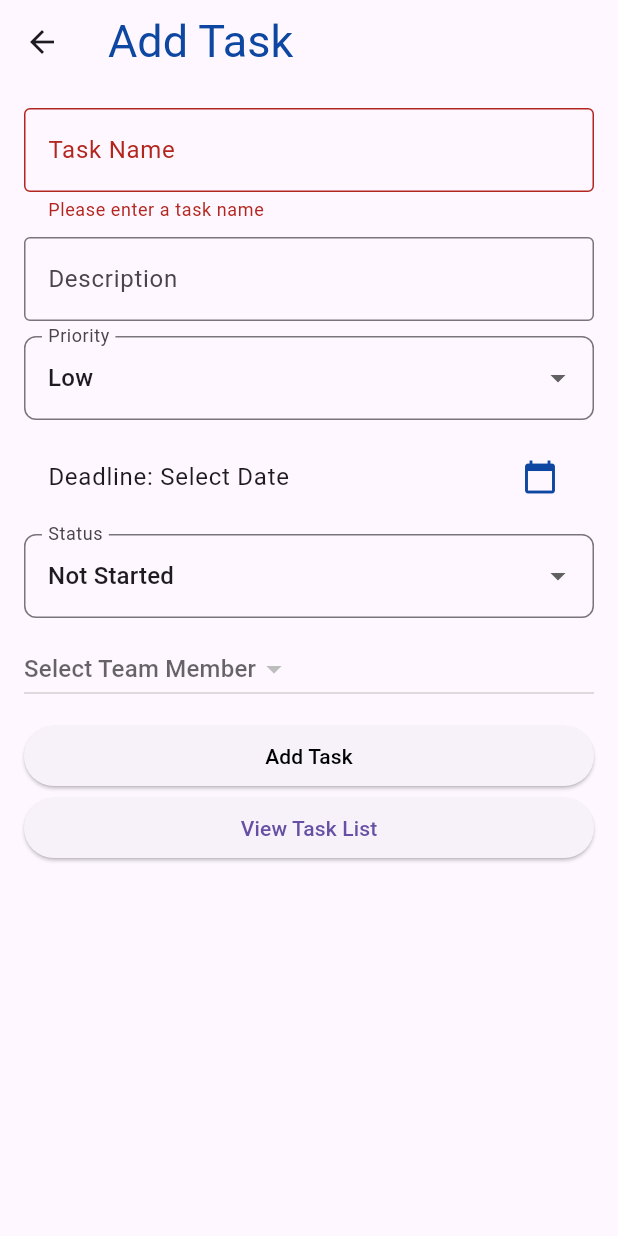
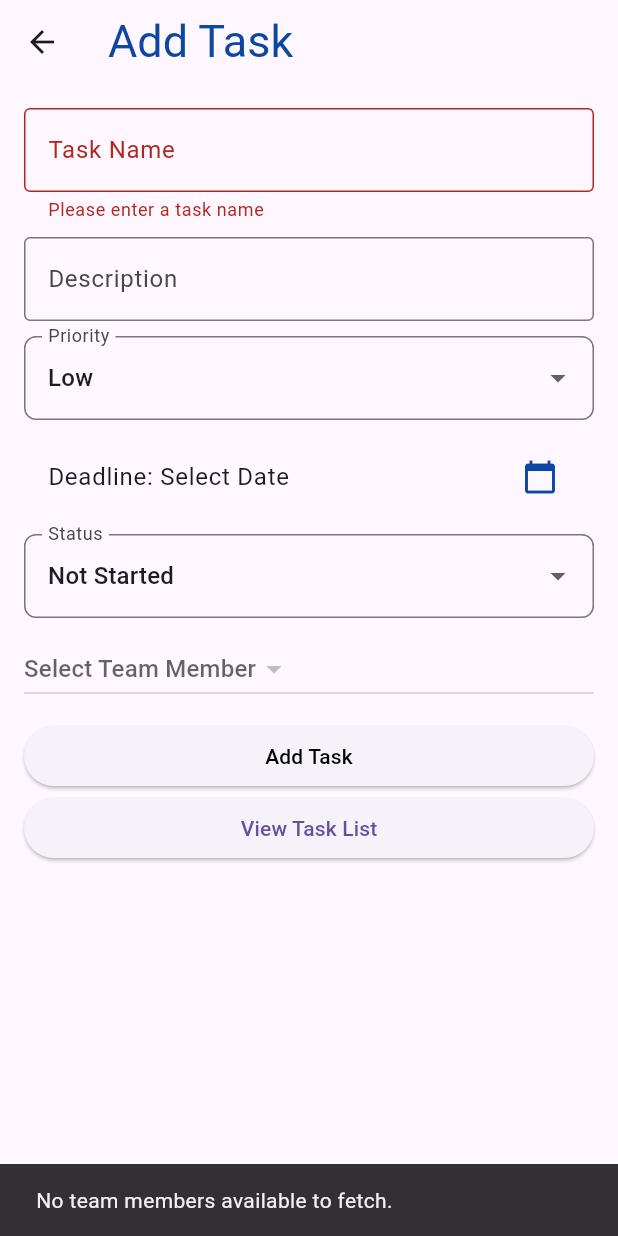
Before and after one commit to MasumBillah00/Task_management_system, a Flutter app: the TaskAddScreen screen opened directly, after a tap on "Add Task", on a phone screen of 412 x 824 dp. Run offline on Flutter 3.47's test engine with Material 3 defaults, Android fonts, the phone set to English and light mode, and no system bars; our stand-ins replace bloc, cloud_firestore, connectivity_plus, equatable, firebase_auth, firebase_core and 3 more; accounts and stored records are empty.

Commit message:
View team and view task

```diff
--- a/lib/screens/login_registration/register.dart
+++ b/lib/screens/login_registration/register.dart
@@ -30,7 +30,7 @@ class RegisterState extends State<Register> {
   File? file;
   var options = [
     'User',
-    'Admin',
+    'Teacher',
   ];
   var _currentItemSelected = "User";
   var role = "User";
--- a/lib/screens/task_screen/task_add_screen.dart
+++ b/lib/screens/task_screen/task_add_screen.dart
@@ -36,15 +36,40 @@ class _TaskAddScreenState extends State<TaskAddScreen> {
   }
 
 
+  // Future<void> fetchTeamMembers() async {
+  //   final snapshot = await FirebaseFirestore.instance.collection('team_members').get();
+  //   final Map<String, String> membersMap = {
+  //     for (var doc in snapshot.docs) doc['name'] as String: doc.id as String,
+  //   };
+  //   setState(() {
+  //     teamMembers = membersMap;
+  //   });
+  // }
+
   Future<void> fetchTeamMembers() async {
-    final snapshot = await FirebaseFirestore.instance.collection('team_members').get();
-    final Map<String, String> membersMap = {
-      for (var doc in snapshot.docs) doc['name'] as String: doc.id as String,
-    };
-    setState(() {
-      teamMembers = membersMap;
-    });
+    try {
+      final snapshot = await FirebaseFirestore.instance.collection('users').get();
+      if (snapshot.docs.isNotEmpty) {
+        final Map<String, String> membersMap = {
+          for (var doc in snapshot.docs) doc['name']: doc.id, // Name as key, ID as value
+        };
+        setState(() {
+          teamMembers = membersMap;
+        });
+      } else {
+        print("No team members found.");
+        ScaffoldMessenger.of(context).showSnackBar(
+          const SnackBar(content: Text("No team members available to fetch.")),
+        );
+      }
+    } catch (e) {
+      print("Error fetching team members: $e");
+      ScaffoldMessenger.of(context).showSnackBar(
+        SnackBar(content: Text("Error fetching team members: $e")),
+      );
+    }
   }
+
 
 
   void _addTask() {
@@ -133,6 +158,23 @@ class _TaskAddScreenState extends State<TaskAddScreen> {
                 onChanged: (value) => setState(() => _status = value!),
               ),
               const SizedBox(height: 10),
+              // DropdownButton<String>(
+              //   value: _selectedTeamMember,
+              //   onChanged: (id) {
+              //     setState(() {
+              //       _selectedTeamMember = id;
+              //       _assignedUsers = id != null ? [id] : [];
+              //     });
+              //   },
+              //   hint: const Text("Select Team Member"),
+              //   items: teamMembers.entries.map((entry) {
+              //     return DropdownMenuItem<String>(
+              //       value: entry.value,
+              //       child: Text(entry.key),
+              //     );
+              //   }).toList(),
+              // ),
+
               DropdownButton<String>(
                 value: _selectedTeamMember,
                 onChanged: (id) {
@@ -144,11 +186,12 @@ class _TaskAddScreenState extends State<TaskAddScreen> {
                 hint: const Text("Select Team Member"),
                 items: teamMembers.entries.map((entry) {
                   return DropdownMenuItem<String>(
-                    value: entry.value,
-                    child: Text(entry.key),
+                    value: entry.value, // UID of the team member
+                    child: Text(entry.key), // Name of the team member
                   );
                 }).toList(),
               ),
+
               const SizedBox(height: 10),
               ElevatedButton(
                 onPressed: _addTask,
--- a/lib/screens/team_member/team_member_list_screen.dart
+++ b/lib/screens/team_member/team_member_list_screen.dart
@@ -11,7 +11,7 @@ class MemberListScreen extends StatelessWidget {
         title: const Text("Team Members"),
       ),
       body: StreamBuilder<QuerySnapshot>(
-        stream: FirebaseFirestore.instance.collection('team_members').snapshots(),
+        stream: FirebaseFirestore.instance.collection('users').snapshots(),
         builder: (context, snapshot) {
           if (snapshot.connectionState == ConnectionState.waiting) {
             return const Center(child: CircularProgressIndicator());
```
Also changed, not shown: lib/screens/team_member/add_team_member_screen.dart (+0 -40 lines).
